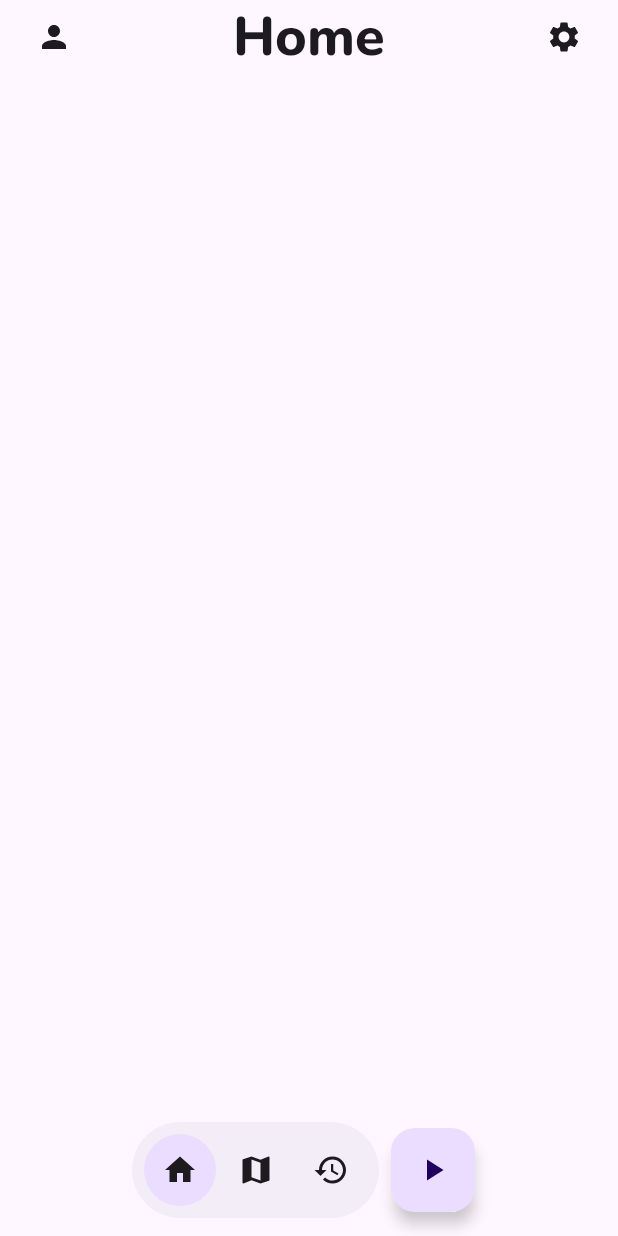
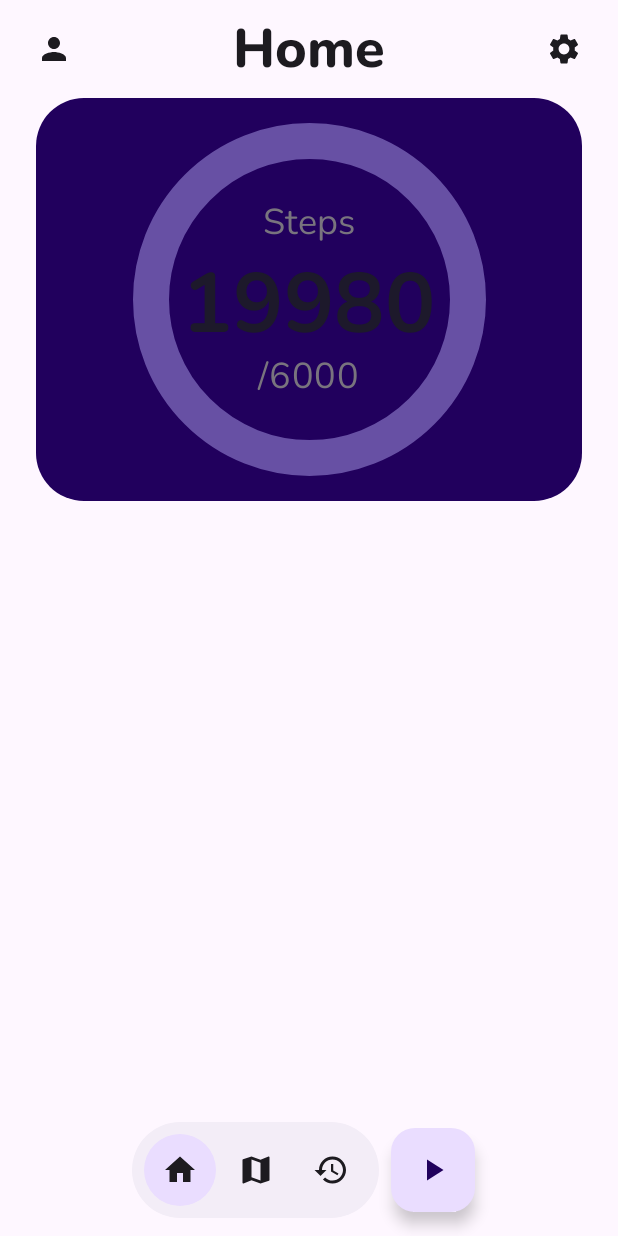
Before and after one commit to riccardomaino/stridescape, an Android app built with Jetpack Compose: the HomeScreen screen opened through its navigation route, on a phone screen of 412 x 824 dp. Run offline under Robolectric (Android 15) with nearby library versions, the phone set to English and light mode, and no system bars; our stand-ins replace Dagger/Hilt's generated code.

Commit message:
Small changes to the circular progress bar

```diff
--- a/app/src/main/java/it/unito/progmob/home/presentation/HomeScreen.kt
+++ b/app/src/main/java/it/unito/progmob/home/presentation/HomeScreen.kt
@@ -31,9 +31,11 @@ import it.unito.progmob.core.presentation.navigation.Route
 import it.unito.progmob.home.domain.util.openAppSettings
 import it.unito.progmob.home.presentation.components.AccessFineLocationPermissionTextProvider
 import it.unito.progmob.home.presentation.components.ActivityRecognitionPermissionTextProvider
+import it.unito.progmob.home.presentation.components.CircularProgressBar
 import it.unito.progmob.home.presentation.components.PermissionDialog
 import it.unito.progmob.home.presentation.viewmodel.HomeViewModel
 import it.unito.progmob.ui.theme.large
+import it.unito.progmob.ui.theme.small
 
 
 @Composable
@@ -64,10 +66,31 @@ fun HomeScreen(
             }
         }
     )
-
     Scaffold(
         modifier = Modifier.fillMaxSize(),
         containerColor = MaterialTheme.colorScheme.background,
+        topBar = {
+            Row(
+                modifier = Modifier
+                    .fillMaxWidth()
+                    .padding(start = large, end = large, top = small, bottom = small),
+                horizontalArrangement = Arrangement.SpaceBetween,
+                verticalAlignment = Alignment.CenterVertically
+            ) {
+                Icon(
+                    Icons.Default.Person,
+                    contentDescription = stringResource(R.string.home_user_icon),
+                )
+                Text(
+                    stringResource(R.string.home_title),
+                    style = MaterialTheme.typography.displaySmall.copy(fontWeight = FontWeight.ExtraBold)
+                )
+                Icon(
+                    Icons.Default.Settings,
+                    contentDescription = stringResource(R.string.home_settings_icon)
+                )
+            }
+        },
         bottomBar = {
             NavigationBar(
                 onClickHome = {},
@@ -85,41 +108,11 @@ fun HomeScreen(
         }
     ) { padding ->
         Column(
-            modifier = modifier.fillMaxSize().padding(padding),
-            verticalArrangement = Arrangement.SpaceBetween,
+            modifier = modifier
+                .fillMaxSize()
+                .padding(padding),
         ) {
-            Row(
-                modifier = Modifier
-                    .fillMaxWidth()
-                    .padding(horizontal = large),
-                horizontalArrangement = Arrangement.SpaceBetween,
-                verticalAlignment = Alignment.CenterVertically
-            ) {
-                Icon(
-                    Icons.Default.Person,
-                    contentDescription = stringResource(R.string.home_user_icon),
-                )
-                Text(
-                    stringResource(R.string.home_title),
-                    style = MaterialTheme.typography.displaySmall.copy(fontWeight = FontWeight.ExtraBold)
-                )
-                Icon(
-                    Icons.Default.Settings,
-                    contentDescription = stringResource(R.string.home_settings_icon)
-                )
-            }
-//            Button(
-//                onClick = {
-//                    multiplePermissionResultLauncher.launch(
-//                        permissionsToRequest
-//                    )
-//                }, modifier = Modifier
-//                    .width(200.dp)
-//                    .height(50.dp)
-//            ) {
-//                Text("Request permission")
-//            }
-
+            CircularProgressBar(steps = 20000, number = 6000)
         }
     }
 
--- /dev/null
+++ b/app/src/main/java/it/unito/progmob/home/presentation/components/CircularProgressBar.kt
@@ -0,0 +1,108 @@
+package it.unito.progmob.home.presentation.components
+
+import androidx.compose.animation.core.animateFloatAsState
+import androidx.compose.animation.core.tween
+import androidx.compose.foundation.Canvas
+import androidx.compose.foundation.background
+import androidx.compose.foundation.layout.Arrangement
+import androidx.compose.foundation.layout.Box
+import androidx.compose.foundation.layout.Column
+import androidx.compose.foundation.layout.fillMaxWidth
+import androidx.compose.foundation.layout.height
+import androidx.compose.foundation.layout.padding
+import androidx.compose.foundation.layout.size
+import androidx.compose.foundation.shape.RoundedCornerShape
+import androidx.compose.material3.MaterialTheme
+import androidx.compose.material3.Text
+import androidx.compose.runtime.Composable
+import androidx.compose.runtime.LaunchedEffect
+import androidx.compose.runtime.getValue
+import androidx.compose.runtime.mutableStateOf
+import androidx.compose.runtime.remember
+import androidx.compose.runtime.setValue
+import androidx.compose.ui.Alignment
+import androidx.compose.ui.Modifier
+import androidx.compose.ui.draw.clip
+import androidx.compose.ui.graphics.Color
+import androidx.compose.ui.graphics.StrokeCap
+import androidx.compose.ui.graphics.drawscope.Stroke
+import androidx.compose.ui.text.font.FontWeight
+import androidx.compose.ui.unit.Dp
+import androidx.compose.ui.unit.TextUnit
+import androidx.compose.ui.unit.dp
+import androidx.compose.ui.unit.sp
+import it.unito.progmob.ui.theme.extraLarge
+import it.unito.progmob.ui.theme.large
+
+@Composable
+fun CircularProgressBar(
+    steps: Int,
+    number: Int,
+    fontSize: TextUnit = 56.sp,
+    radius: Dp = 96.dp,
+    color: Color = MaterialTheme.colorScheme.primary,
+    strokeWidth: Dp = large,
+    animDuration: Int = 1000,
+    animDelay: Int = 0,
+) {
+    var animationPlayed by remember {
+        mutableStateOf(false)
+    }
+
+    val currentPercentage = animateFloatAsState(
+        targetValue = if (animationPlayed) ((steps*100)/number)/100.toFloat() else 0f,
+        animationSpec = tween(
+            durationMillis = animDuration,
+            delayMillis = animDelay
+        )
+    )
+
+    // Eseguito solo alla prima composition
+    LaunchedEffect(key1 = true) {
+        animationPlayed = true
+    }
+
+    Box(
+        contentAlignment = Alignment.Center,
+        modifier = Modifier
+            .fillMaxWidth()
+            .size(radius * 2.8f)
+            .padding(horizontal = large)
+            .clip(shape = RoundedCornerShape(extraLarge))
+            .background(MaterialTheme.colorScheme.onPrimaryContainer)
+    ) {
+        // permette di creare una forma qualsiasi
+        Canvas(modifier = Modifier.size(radius * 2.2f)) {
+            drawArc(
+                color = color,
+                startAngle = -90f,
+                sweepAngle = 360 * currentPercentage.value, //raggio mostrato nella barra
+                useCenter = false,
+                style = Stroke(strokeWidth.toPx(), cap = StrokeCap.Round)
+            )
+        }
+        Column(
+            horizontalAlignment = Alignment.CenterHorizontally,
+            verticalArrangement = Arrangement.Center,
+        ) {
+            Text(
+                text = "Steps",
+                style = MaterialTheme.typography.headlineSmall,
+                color = MaterialTheme.colorScheme.outline,
+            )
+            Text(
+                text = (currentPercentage.value * number).toInt().toString(),
+                color = MaterialTheme.colorScheme.onSecondaryContainer,
+                fontSize = fontSize,
+                fontWeight = FontWeight.Bold,
+                modifier = Modifier.height(70.dp)
+            )
+            Text(
+                text = "/${number}",
+                color = MaterialTheme.colorScheme.outline,
+                fontSize = MaterialTheme.typography.headlineSmall.fontSize,
+                fontWeight = FontWeight.Normal,
+            )
+        }
+    }
+}
```
